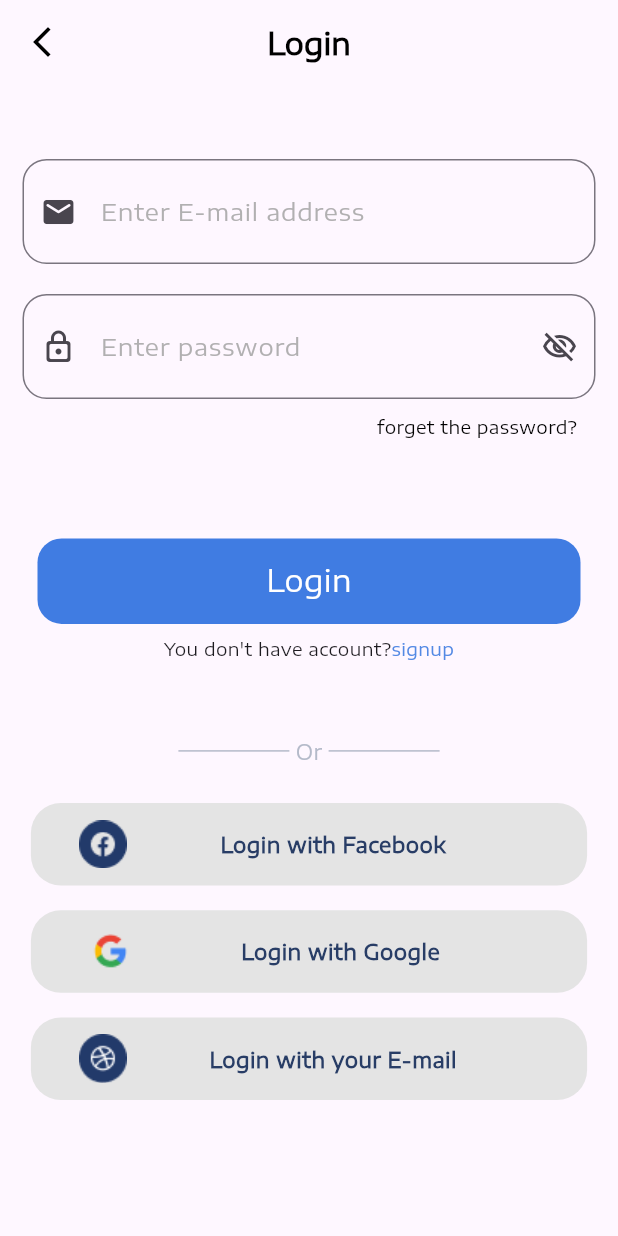
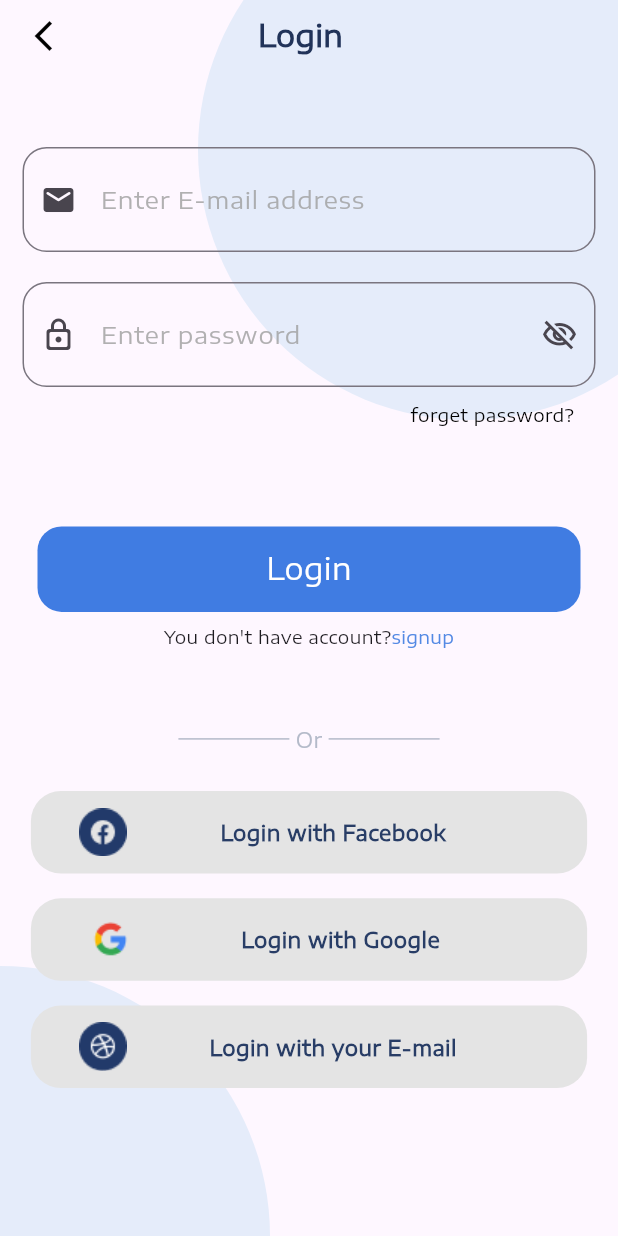
Before and after one commit to Med-EG/Flutter, a Flutter app: the screen it shows after launch, on a phone screen of 412 x 824 dp. Run offline on Flutter 3.47's test engine with Material 3 defaults, Android fonts, the phone set to English and light mode, and no system bars; our stand-ins replace dropdown_textfield, flutter_svg, google_nav_bar.

Commit message:
UI changes

```diff
--- a/lib/Views/loginScreen.dart
+++ b/lib/Views/loginScreen.dart
@@ -1,62 +1,84 @@
 import 'package:flutter/material.dart';
+import 'package:med_eg/Views/HomeScreen.dart';
 import 'package:med_eg/Views/signUp1.dart';
 import 'package:med_eg/constants/colors.dart';
+import 'package:med_eg/widgets/custom_circle_container.dart';
 import 'package:med_eg/widgets/signUP_with.dart';
 import 'package:med_eg/Views/RestPassword.dart';
 
 import '../widgets/custom_button.dart';
 
-
 class Login extends StatefulWidget {
   const Login({super.key});
-  final String id ='Login';
+  final String id = 'Login';
 
   @override
   State<Login> createState() => _LoginState();
 }
 
 class _LoginState extends State<Login> {
-
-
   bool _obscureText = true;
 
-  TextEditingController _passwordController = TextEditingController(text: '***');
+  //TextEditingController _passwordController =
+    //  TextEditingController(text: '***');
 
   @override
   Widget build(BuildContext context) {
-
     double screenHieght = MediaQuery.of(context).size.height;
 
-
     return Scaffold(
-
-      appBar: AppBar( backgroundColor: Colors.transparent,
-      leading: IconButton(onPressed: (){Navigator.pop(context);}, icon:const Icon(Icons.arrow_back_ios_new,color: Colors.black,)),
-      elevation: 0,
-      centerTitle: true,
-      title: const Text('Login',style: TextStyle(fontSize: 20,color: Colors.black,fontWeight: FontWeight.bold),) ,
-
-         ),
-         body:
-         ListView(
-
-           children:[ Padding(
-             padding: const EdgeInsets.symmetric(horizontal:5),
+      body: Stack(
+        children: [
+          const Positioned(
+              right: -80, top: -80, child: CustomCircleContainer()),
+          const Positioned(
+              left: -180, bottom: -180, child: CustomCircleContainer()),
+          ListView(children: [
+            Padding(
+              padding: const EdgeInsets.symmetric(horizontal: 5),
               child: Column(
                 mainAxisSize: MainAxisSize.max,
-
                 children: [
-               const SizedBox(height:50),
+                  Row(
+                    children: [
+                      IconButton(
+                        onPressed: () {
+                          Navigator.pop(context);
+                        },
+                        icon: const Icon(
+                          Icons.arrow_back_ios_new,
+                          color: Colors.black,
+                        ),
+                      ),
+                      const Spacer(
+                        flex: 2,
+                      ),
+                      const Text(
+                        'Login',
+                        style: TextStyle(
+                            color: darkBlue,
+                            fontWeight: FontWeight.bold,
+                            fontSize: 20),
+                      ),
+                      const Spacer(
+                        flex: 3,
+                      )
+                    ],
+                  ),
+                  const SizedBox(height: 50),
                   Padding(
-                   padding: const EdgeInsets.only(right: 10,left: 10),
+                    padding: const EdgeInsets.only(right: 10, left: 10),
                     child: TextField(
-                    onSubmitted:(value) {},
+                      onSubmitted: (value) {},
                       decoration: InputDecoration(
-                          contentPadding:
-                              const EdgeInsets.symmetric(vertical: 23, horizontal: 15),
+                        contentPadding: const EdgeInsets.symmetric(
+                            vertical: 23, horizontal: 15),
                         hintText: 'E-mail',
                         prefixIcon: const Icon(Icons.email_rounded),
-                          label:  Text('Enter E-mail address',style: TextStyle(color: Colors.grey.withOpacity(0.8)),),
+                        label: Text(
+                          'Enter E-mail address',
+                          style: TextStyle(color: Colors.grey.withOpacity(0.8)),
+                        ),
                         border: OutlineInputBorder(
                           borderRadius: BorderRadius.circular(16),
                           // borderSide: const BorderSide(color: kPrimaryColor),
@@ -64,22 +86,32 @@ bool _obscureText = true;
                       ),
                     ),
                   ),
-                 const SizedBox(height: 20,),
+                  const SizedBox(
+                    height: 20,
+                  ),
                   Padding(
-                   padding: const EdgeInsets.only(right: 10,left: 10),
+                    padding: const EdgeInsets.only(right: 10, left: 10),
                     child: TextField(
                       obscureText: _obscureText,
-
-                             onSubmitted:(value) {},
+                      onSubmitted: (value) {},
                       decoration: InputDecoration(
-                      contentPadding:
-                          const EdgeInsets.symmetric(vertical: 23, horizontal: 15),
+                        contentPadding: const EdgeInsets.symmetric(
+                            vertical: 23, horizontal: 15),
                         hintText: '********',
                         prefixIcon: const Icon(Icons.lock_outline_rounded),
-                      suffixIcon: IconButton(onPressed: (){setState(() {
+                        suffixIcon: IconButton(
+                            onPressed: () {
+                              setState(() {
                                 _obscureText = !_obscureText;
-                });}, icon: Icon(_obscureText ? Icons.visibility_off_outlined : Icons.remove_red_eye_outlined)),
-                      label:  Text('Enter password',style: TextStyle(color: Colors.grey.withOpacity(0.8)),),
+                              });
+                            },
+                            icon: Icon(_obscureText
+                                ? Icons.visibility_off_outlined
+                                : Icons.remove_red_eye_outlined)),
+                        label: Text(
+                          'Enter password',
+                          style: TextStyle(color: Colors.grey.withOpacity(0.8)),
+                        ),
                         border: OutlineInputBorder(
                           borderRadius: BorderRadius.circular(16),
                           borderSide: const BorderSide(color: kPrimaryColor),
@@ -87,36 +119,66 @@ bool _obscureText = true;
                       ),
                     ),
                   ),
-                   const SizedBox(height: 10,),
+                  const SizedBox(
+                    height: 10,
+                  ),
                   Row(
                     children: [
-                const Spacer(flex: 11,),
+                      const Spacer(
+                        flex: 11,
+                      ),
                       GestureDetector(
-                  onTap: (){Navigator.pushNamed(context, ResetPassword().id);},
-                  child: const Text('forget the password?',style: TextStyle(fontSize: 12,color: Colors.black),),
+                        onTap: () {
+                          Navigator.pushNamed(context, ResetPassword().id);
+                        },
+                        child: const Text(
+                          'forget password?',
+                          style: TextStyle(fontSize: 12, color: Colors.black),
                         ),
-                 const Spacer(flex: 1,)
+                      ),
+                      const Spacer(
+                        flex: 1,
+                      )
                     ],
                   ),
-             SizedBox(height: screenHieght*0.08,),
+                  SizedBox(
+                    height: screenHieght * 0.08,
+                  ),
                   Padding(
                     padding: const EdgeInsets.symmetric(horizontal: 20),
-               child: CustomButton(text: 'Login', color: kPrimaryColor, onTap: () {
-                 Navigator.pushNamed(context, ResetPassword().id);
-               },),
+                    child: CustomButton(
+                      text: 'Login',
+                      color: kPrimaryColor,
+                      onTap: () {
+                        Navigator.pushNamed(context,const HomeScreen().id);
+                      },
                     ),
-             SizedBox(height: screenHieght*0.01,),
-
+                  ),
+                  SizedBox(
+                    height: screenHieght * 0.01,
+                  ),
                   Row(
                     mainAxisAlignment: MainAxisAlignment.center,
                     children: [
-                 const Text('You don\'t have account?',style: TextStyle(fontSize: 12),),
-                 GestureDetector(onTap: (){Navigator.pushNamed(context,const SignUp1().id);},
-                 child: const Text('signup',style: TextStyle(color: Color(0xff5389e4),fontSize:12),),
+                      const Text(
+                        'You don\'t have account?',
+                        style: TextStyle(fontSize: 12),
+                      ),
+                      GestureDetector(
+                        onTap: () {
+                          Navigator.pushNamed(context, const SignUp1().id);
+                        },
+                        child: const Text(
+                          'signup',
+                          style:
+                              TextStyle(color: Color(0xff5389e4), fontSize: 12),
+                        ),
                       )
                     ],
                   ),
-             SizedBox(height: screenHieght*0.06,),
+                  SizedBox(
+                    height: screenHieght * 0.06,
+                  ),
                   Row(
                     mainAxisAlignment: MainAxisAlignment.center,
                     children: [
@@ -139,24 +201,33 @@ bool _obscureText = true;
                       )
                     ],
                   ),
-                       SizedBox(height: screenHieght*0.03,),
-
-                       const SignUpWith(image: 'assets/images/PNG/facebook.png',text: 'Login with Facebook',),
-                      SizedBox(height: screenHieght*0.02,),
-
-                      const SignUpWith(image: 'assets/images/PNG/google.png',text: 'Login with Google',),
-                      SizedBox(height: screenHieght*0.02,),
-
-                      const SignUpWith(image: 'assets/images/PNG/dribbble.png',text: 'Login with your E-mail',),
-
-
-
+                  SizedBox(
+                    height: screenHieght * 0.03,
+                  ),
+                  const SignUpWith(
+                    image: 'assets/images/PNG/facebook.png',
+                    text: 'Login with Facebook',
+                  ),
+                  SizedBox(
+                    height: screenHieght * 0.02,
+                  ),
+                  const SignUpWith(
+                    image: 'assets/images/PNG/google.png',
+                    text: 'Login with Google',
+                  ),
+                  SizedBox(
+                    height: screenHieght * 0.02,
+                  ),
+                  const SignUpWith(
+                    image: 'assets/images/PNG/dribbble.png',
+                    text: 'Login with your E-mail',
+                  ),
                 ],
-
               ),
-           ),]
             ),
-
+          ]),
+        ],
+      ),
     );
   }
 }
--- a/lib/main.dart
+++ b/lib/main.dart
@@ -1,5 +1,6 @@
 import 'package:flutter/material.dart';
 import 'package:med_eg/Views/EnterVarifecationCode.dart';
+import 'package:med_eg/Views/HomeScreen.dart';
 import 'package:med_eg/Views/RestPassword.dart';
 import 'package:med_eg/Views/createNewPassword.dart';
 import 'package:med_eg/Views/onBoarding.dart';
@@ -52,6 +53,7 @@ class MyApp extends StatelessWidget {
         const CreateNewPassword().id:(context) => const CreateNewPassword(),
          ResetPassword().id :(context) => ResetPassword(),
         const EnterVerficationCode().id :(context) =>const EnterVerficationCode(),
+        const HomeScreen().id :(context) => const HomeScreen(),
       },
       debugShowCheckedModeBanner: false,
       home: Login(),
```
Also changed, not shown: lib/Views/HomeScreen.dart (+10 -3 lines), lib/widgets/customDoctorinfoCard.dart (+7 -4 lines), assets/images/PNG/Doctor-PNG-Pic 1.png (added). Lines whose indentation alone changed are shown as unchanged.
